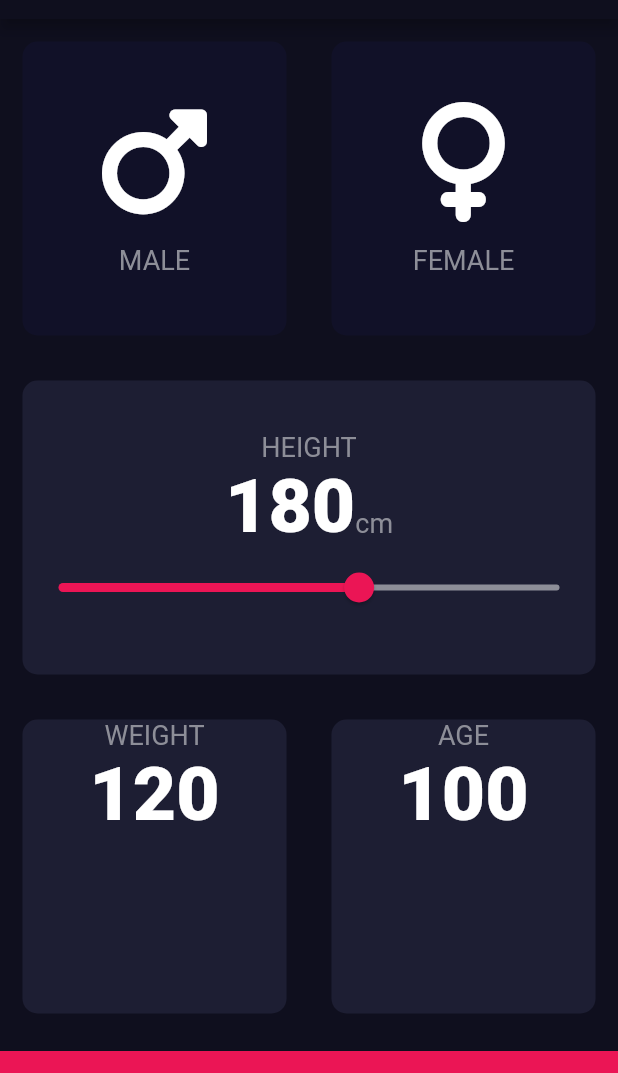
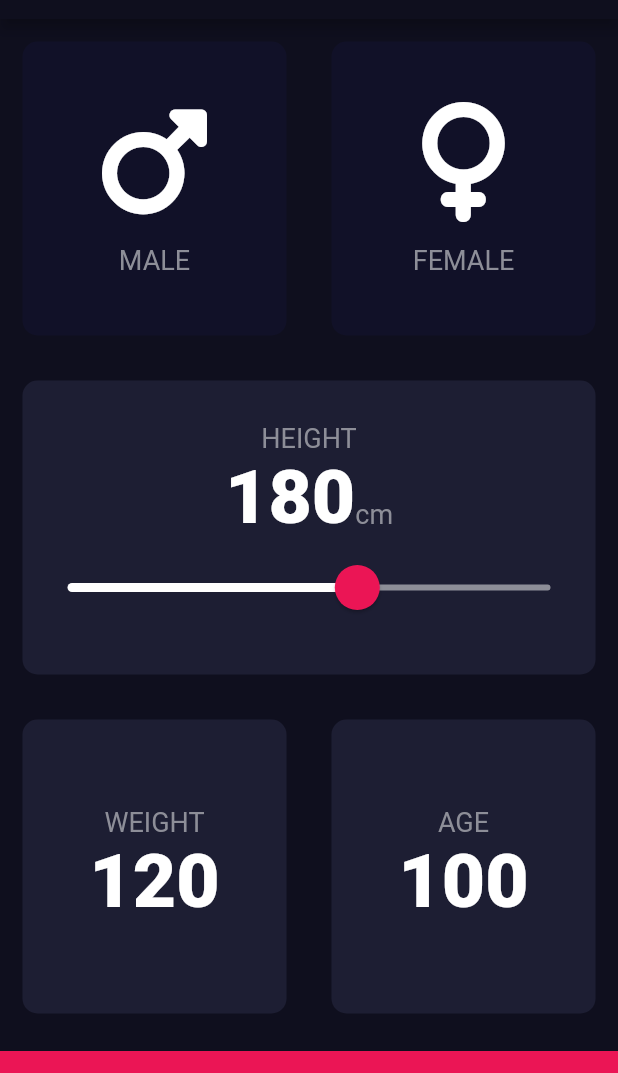
Before and after one commit to Saifee-11/bmi-calculator, a Flutter app: the screen it shows after launch, on a phone screen of 412 x 824 dp, the part 65-1138 px from its top. Run offline on Flutter 3.47's test engine with Material 2 defaults, Android fonts, the phone set to English and light mode, and no system bars; our stand-ins replace font_awesome_flutter.

Commit message:
Customising Widgets with Themes

```diff
--- a/lib/input_page.dart
+++ b/lib/input_page.dart
@@ -84,16 +84,24 @@ class _InputPageState extends State<InputPage> {
                       ),
                     ],
                   ),
-                  Slider(value: height.toDouble(),
+                  SliderTheme(
+                    data: SliderTheme.of(context).copyWith(
+                      activeTrackColor: Colors.white,
+                      thumbColor: Color(0xFFEB1555),
+                      overlayColor: Color(0x29EB1555),
+                      thumbShape: RoundSliderThumbShape(enabledThumbRadius: 15.0),
+                      overlayShape: RoundSliderOverlayShape(overlayRadius: 30.0)
+                    ),
+                    child: Slider(value: height.toDouble(),
                         min: 120.0,
                         max: 220.0,
-                      activeColor: Color(0xFFEB1555),
                         inactiveColor: Color(0xFF8D8E98),
                         onChanged: (double newValue){
                           setState(() {
                             height = newValue.round();
                           });
-                      })
+                        }),
+                  )
                 ],
               ),
             ),),
@@ -103,6 +111,7 @@ class _InputPageState extends State<InputPage> {
                 child: ReusableCard(
                   colour: kActiveCardColor,
                   cardChild: Column(
+                    mainAxisAlignment: MainAxisAlignment.center,
                     children: <Widget>[
                       Text('WEIGHT',
                       style: kLabelTextStyle,),
@@ -120,6 +129,7 @@ class _InputPageState extends State<InputPage> {
                 child: ReusableCard(
                   colour: kActiveCardColor,
                 cardChild: Column(
+                  mainAxisAlignment: MainAxisAlignment.center,
                   children: <Widget>[
                     Text('AGE',
                     style: kLabelTextStyle,),
```
Lines whose indentation alone changed are shown as unchanged.
